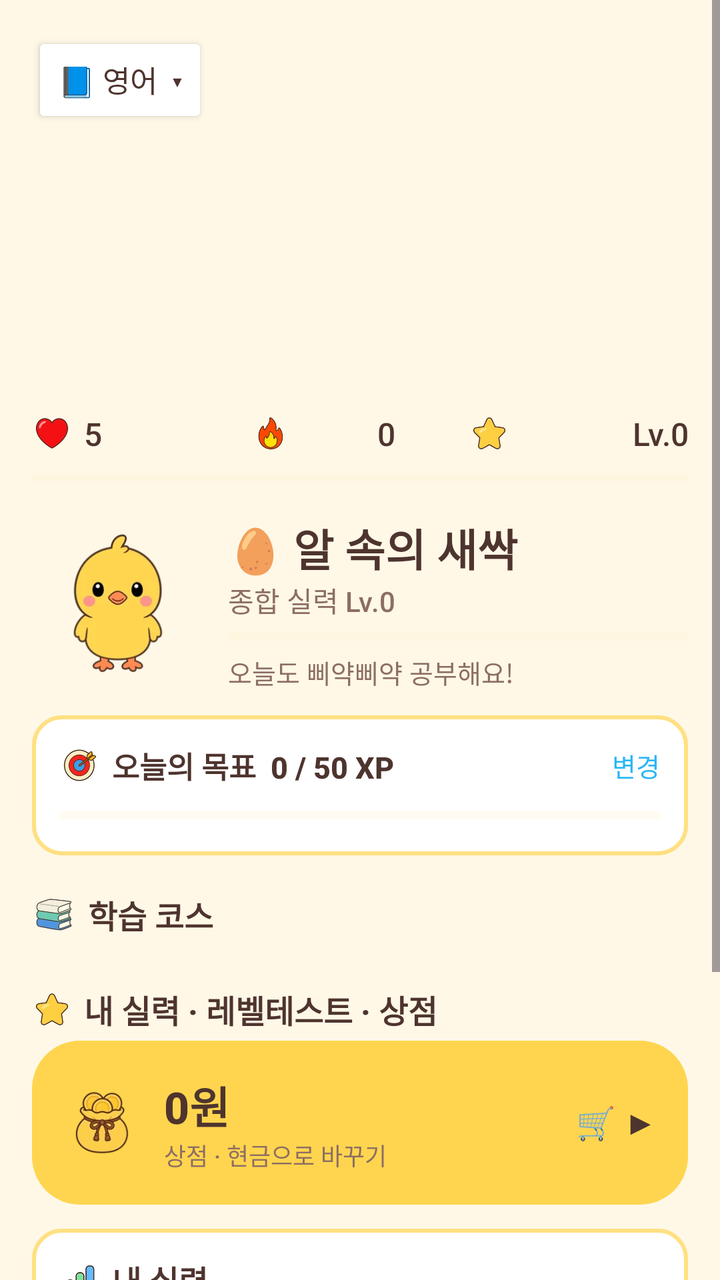
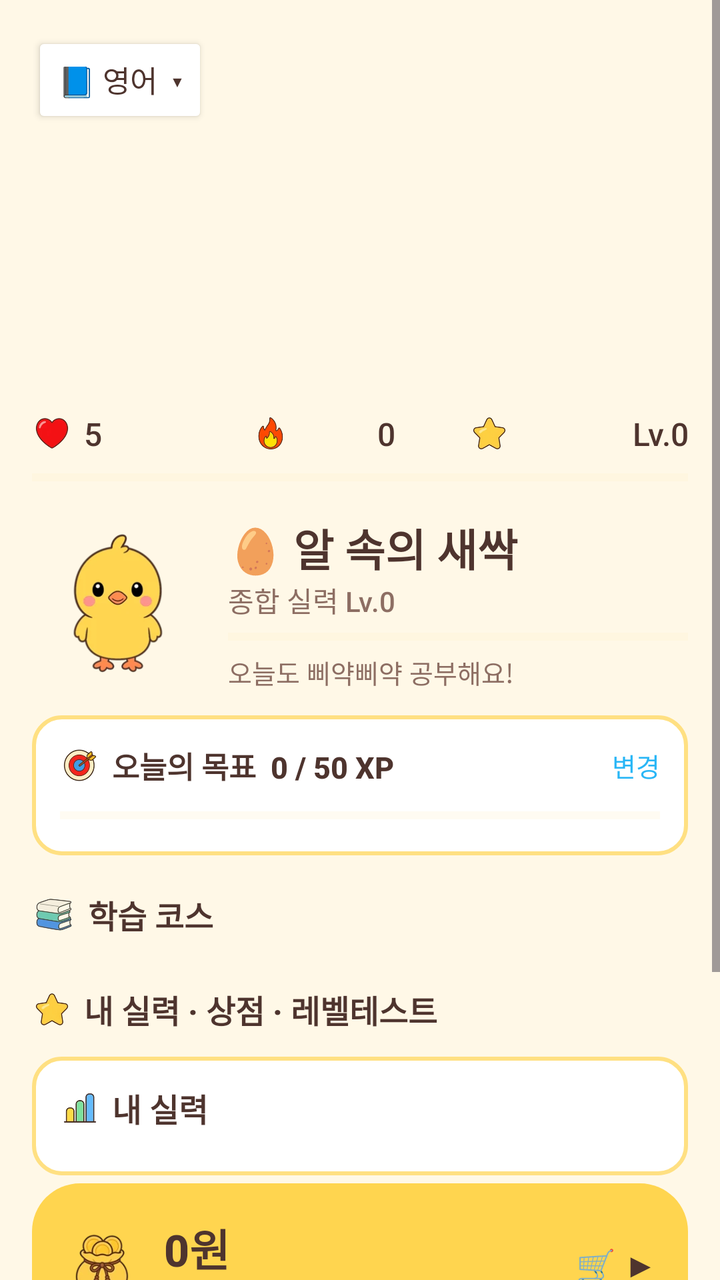

Screens rendered from an Android XML layout before and after an edit, with the pre-edit source and the edit as a unified diff.
<!-- AndroidManifest.xml: application theme Theme.Piyak -->
<!-- res/layout/activity_main.xml -->
<?xml version="1.0" encoding="utf-8"?>
<ScrollView xmlns:android="http://schemas.android.com/apk/res/android"
    android:layout_width="match_parent" android:layout_height="match_parent"
    android:fillViewport="true">

    <LinearLayout
        android:layout_width="match_parent" android:layout_height="wrap_content"
        android:orientation="vertical" android:padding="16dp">

        
        <Button android:id="@+id/btnSwitchSubject"
            android:layout_width="wrap_content" android:layout_height="wrap_content"
            android:text="📘 영어  ▾" android:textSize="15sp"
            android:backgroundTint="@color/white" android:textColor="@color/brown_text" />

        
        <ImageView android:id="@+id/imgBanner"
            android:layout_width="match_parent" android:layout_height="128dp"
            android:layout_marginTop="8dp" android:scaleType="centerCrop"
            android:contentDescription="풍경" />

        
        <LinearLayout
            android:layout_width="match_parent" android:layout_height="wrap_content"
            android:layout_marginTop="6dp"
            android:orientation="horizontal" android:gravity="center_vertical">
            <TextView android:id="@+id/txtHearts" android:layout_width="0dp" android:layout_height="wrap_content"
                android:layout_weight="1" android:textSize="16sp" android:text="5"
                android:drawableStart="@drawable/ic_heart" android:drawablePadding="6dp" android:drawableTint="@null" />
            <TextView android:id="@+id/txtStreak" android:layout_width="0dp" android:layout_height="wrap_content"
                android:layout_weight="1" android:gravity="center" android:textSize="16sp" android:text="0"
                android:drawableStart="@drawable/ic_streak" android:drawablePadding="6dp" android:drawableTint="@null" />
            <TextView android:id="@+id/txtLevel" android:layout_width="0dp" android:layout_height="wrap_content"
                android:layout_weight="1" android:gravity="end" android:textSize="16sp" android:text="Lv.0"
                android:drawableStart="@drawable/ic_level" android:drawablePadding="6dp" android:drawableTint="@null" />
        </LinearLayout>

        <ProgressBar android:id="@+id/xpBar" style="?android:attr/progressBarStyleHorizontal"
            android:layout_width="match_parent" android:layout_height="10dp"
            android:layout_marginTop="6dp" android:max="100"
            android:progressTint="@color/chick_yellow_deep" android:progressBackgroundTint="@color/cream_dark" />

        
        <LinearLayout
            android:layout_width="match_parent" android:layout_height="wrap_content"
            android:orientation="horizontal" android:gravity="center_vertical"
            android:layout_marginTop="14dp">
            <ImageView android:id="@+id/imgMascot" android:layout_width="86dp" android:layout_height="86dp"
                android:src="@drawable/ck_idle" android:contentDescription="삐약이" />
            <LinearLayout android:layout_width="0dp" android:layout_height="wrap_content"
                android:layout_weight="1" android:orientation="vertical" android:layout_marginStart="12dp">
                <TextView android:id="@+id/txtRank" android:layout_width="wrap_content" android:layout_height="wrap_content"
                    android:text="🥚 알 속의 새싹" android:textSize="22sp" android:textStyle="bold" />
                <TextView android:id="@+id/txtOverall" android:layout_width="wrap_content" android:layout_height="wrap_content"
                    android:text="종합 실력 Lv.0" android:textSize="14sp" android:textColor="@color/brown_soft" />
                <ProgressBar android:id="@+id/rankBar" style="?android:attr/progressBarStyleHorizontal"
                    android:layout_width="match_parent" android:layout_height="8dp"
                    android:layout_marginTop="4dp" android:max="100"
                    android:progressTint="@color/chick_yellow_deep" android:progressBackgroundTint="@color/cream_dark" />
                <TextView android:id="@+id/txtGreeting" android:layout_width="wrap_content" android:layout_height="wrap_content"
                    android:layout_marginTop="4dp"
                    android:text="오늘도 삐약삐약 공부해요!" android:textSize="13sp" android:textColor="@color/brown_soft" />
            </LinearLayout>
        </LinearLayout>

        
        <LinearLayout android:id="@+id/goalBox"
            android:layout_width="match_parent" android:layout_height="wrap_content"
            android:orientation="vertical" android:layout_marginTop="12dp"
            android:padding="14dp" android:background="@drawable/bg_tile">
            <LinearLayout android:layout_width="match_parent" android:layout_height="wrap_content"
                android:orientation="horizontal" android:gravity="center_vertical">
                <TextView android:id="@+id/txtGoal" android:layout_width="0dp" android:layout_height="wrap_content"
                    android:layout_weight="1" android:text="오늘의 목표  0 / 50 XP" android:drawableStart="@drawable/ic_goal" android:drawablePadding="6dp" android:drawableTint="@null"
                    android:textSize="15sp" android:textStyle="bold" />
                <TextView android:id="@+id/txtGoalEdit" android:layout_width="wrap_content" android:layout_height="wrap_content"
                    android:text="변경" android:textSize="13sp" android:textColor="@color/sky_deep" />
            </LinearLayout>
            <ProgressBar android:id="@+id/goalBar" style="?android:attr/progressBarStyleHorizontal"
                android:layout_width="match_parent" android:layout_height="12dp"
                android:layout_marginTop="8dp" android:max="100"
                android:progressTint="@color/coral" android:progressBackgroundTint="@color/cream_dark" />
        </LinearLayout>

        
        <TextView android:layout_width="wrap_content" android:layout_height="wrap_content"
            android:layout_marginTop="18dp" android:text="학습 코스" android:drawableStart="@drawable/ic_course" android:drawablePadding="6dp" android:drawableTint="@null"
            android:textSize="16sp" android:textStyle="bold" />
        <LinearLayout android:id="@+id/tracksBox"
            android:layout_width="match_parent" android:layout_height="wrap_content"
            android:orientation="vertical" android:layout_marginTop="4dp" />

        
        <TextView android:layout_width="wrap_content" android:layout_height="wrap_content"
            android:layout_marginTop="20dp" android:text="내 실력 · 레벨테스트 · 상점"
            android:drawableStart="@drawable/ic_level" android:drawablePadding="6dp" android:drawableTint="@null"
            android:textSize="16sp" android:textStyle="bold" />

        
        <LinearLayout android:id="@+id/cardWallet"
            android:layout_width="match_parent" android:layout_height="wrap_content"
            android:orientation="horizontal" android:gravity="center_vertical"
            android:layout_marginTop="4dp" android:padding="16dp"
            android:background="@drawable/bg_wallet">
            <ImageView android:layout_width="38dp" android:layout_height="38dp"
                android:src="@drawable/ui_coin" android:contentDescription="용돈" />
            <LinearLayout android:layout_width="0dp" android:layout_height="wrap_content"
                android:layout_weight="1" android:orientation="vertical" android:layout_marginStart="12dp">
                <TextView android:id="@+id/txtCoins" android:layout_width="wrap_content" android:layout_height="wrap_content"
                    android:text="0원" android:textSize="22sp" android:textStyle="bold"
                    android:textColor="@color/brown_text" />
                <TextView android:layout_width="wrap_content" android:layout_height="wrap_content"
                    android:text="상점 · 현금으로 바꾸기" android:textSize="12sp"
                    android:textColor="@color/brown_soft" />
            </LinearLayout>
            <TextView android:layout_width="wrap_content" android:layout_height="wrap_content"
                android:text="🛒 ▶" android:textSize="16sp" android:textStyle="bold"
                android:textColor="@color/brown_text" />
        </LinearLayout>

        

        

        
        <LinearLayout
            android:layout_width="match_parent" android:layout_height="wrap_content"
            android:orientation="vertical" android:layout_marginTop="12dp"
            android:padding="14dp" android:background="@drawable/bg_tile">
            <LinearLayout android:layout_width="match_parent" android:layout_height="wrap_content"
                android:orientation="horizontal" android:gravity="center_vertical">
                <TextView android:layout_width="0dp" android:layout_height="wrap_content" android:layout_weight="1"
                    android:text="내 실력" android:textSize="16sp" android:drawableStart="@drawable/ic_stats" android:drawablePadding="6dp" android:drawableTint="@null" android:textStyle="bold" />
                <TextView android:id="@+id/txtWeakest" android:layout_width="wrap_content" android:layout_height="wrap_content"
                    android:textSize="12sp" android:textColor="@color/brown_soft" />
            </LinearLayout>
            <LinearLayout android:id="@+id/skillsBox"
                android:layout_width="match_parent" android:layout_height="wrap_content"
                android:orientation="vertical" android:layout_marginTop="8dp" />
        </LinearLayout>

        
        <LinearLayout
            android:id="@+id/bannerPlacement"
            android:layout_width="match_parent" android:layout_height="wrap_content"
            android:layout_marginTop="14dp" android:background="@drawable/bg_banner"
            android:orientation="horizontal" android:padding="16dp" android:gravity="center_vertical">
            <TextView android:id="@+id/txtPlacement"
                android:layout_width="0dp" android:layout_height="wrap_content" android:layout_weight="1"
                android:drawableStart="@drawable/ic_goal" android:drawablePadding="6dp" android:drawableTint="@null" android:text="레벨테스트로 내 위치 찾기!\n25문제로 딱 맞는 레벨을 정해줘요"
                android:textColor="@color/white" android:textSize="15sp" android:textStyle="bold" />
            <TextView android:layout_width="wrap_content" android:layout_height="wrap_content"
                android:text="GO ▶" android:textColor="@color/white" android:textSize="18sp" android:textStyle="bold" />
        </LinearLayout>

        
        <LinearLayout
            android:layout_width="match_parent" android:layout_height="wrap_content"
            android:orientation="horizontal" android:layout_marginTop="12dp">
            <LinearLayout android:id="@+id/btnReview" android:layout_width="0dp" android:layout_height="52dp"
                android:layout_weight="1"
                android:orientation="horizontal" android:gravity="center"
                android:background="@drawable/bg_card_soft"
                android:clickable="true" android:focusable="true">
                <ImageView android:layout_width="22dp" android:layout_height="22dp"
                    android:src="@drawable/ui_review" android:contentDescription="오답 0" />
                <TextView android:id="@+id/txtReview" android:layout_width="wrap_content" android:layout_height="wrap_content"
                    android:layout_marginStart="5dp" android:text="오답 0" android:textSize="14sp"
                    android:textColor="@color/brown_text" />
            </LinearLayout>
            <LinearLayout android:id="@+id/btnStats" android:layout_width="0dp" android:layout_height="52dp"
                android:layout_weight="1" android:layout_marginStart="8dp"
                android:orientation="horizontal" android:gravity="center"
                android:background="@drawable/bg_card_soft"
                android:clickable="true" android:focusable="true">
                <ImageView android:layout_width="22dp" android:layout_height="22dp"
                    android:src="@drawable/ui_stats" android:contentDescription="통계" />
                <TextView android:id="@+id/txtStats" android:layout_width="wrap_content" android:layout_height="wrap_content"
                    android:layout_marginStart="5dp" android:text="통계" android:textSize="14sp"
                    android:textColor="@color/brown_text" />
            </LinearLayout>
            <LinearLayout android:id="@+id/btnSettings" android:layout_width="0dp" android:layout_height="52dp"
                android:layout_weight="1" android:layout_marginStart="8dp"
                android:orientation="horizontal" android:gravity="center"
                android:background="@drawable/bg_card_soft"
                android:clickable="true" android:focusable="true">
                <ImageView android:layout_width="22dp" android:layout_height="22dp"
                    android:src="@drawable/ui_settings" android:contentDescription="설정" />
                <TextView android:id="@+id/txtSettings" android:layout_width="wrap_content" android:layout_height="wrap_content"
                    android:layout_marginStart="5dp" android:text="설정" android:textSize="14sp"
                    android:textColor="@color/brown_text" />
            </LinearLayout>
        </LinearLayout>
    </LinearLayout>
</ScrollView>
<!-- resources referenced by this layout -->
<resources>
  <color name="brown_soft">#8D6E63</color>
  <color name="brown_text">#4E342E</color>
  <color name="chick_yellow_deep">#FFB300</color>
  <color name="coral">#FF8A80</color>
  <color name="cream_dark">#FFF0CC</color>
  <color name="sky_deep">#29B6F6</color>
  <color name="white">#FFFFFF</color>
  <!-- drawable bg_banner (drawable) -->
  <?xml version="1.0" encoding="utf-8"?>
  <shape xmlns:android="http://schemas.android.com/apk/res/android" android:shape="rectangle">
      <solid android:color="@color/lavender"/>
      <corners android:radius="20dp"/>
  </shape>
  <!-- drawable bg_card_soft (drawable) -->
  <?xml version="1.0" encoding="utf-8"?>
  <shape xmlns:android="http://schemas.android.com/apk/res/android" android:shape="rectangle">
      <solid android:color="@color/white" />
      <stroke android:width="2dp" android:color="@color/cream_dark" />
      <corners android:radius="18dp" />
  </shape>
  <!-- drawable bg_tile (drawable) -->
  <?xml version="1.0" encoding="utf-8"?>
  <shape xmlns:android="http://schemas.android.com/apk/res/android" android:shape="rectangle">
      <solid android:color="@color/white"/>
      <stroke android:width="2dp" android:color="@color/tile_border"/>
      <corners android:radius="14dp"/>
  </shape>
  <!-- drawable bg_wallet (drawable) -->
  <?xml version="1.0" encoding="utf-8"?>
  <shape xmlns:android="http://schemas.android.com/apk/res/android" android:shape="rectangle">
      <solid android:color="@color/chick_yellow"/>
      <corners android:radius="24dp"/>
  </shape>
  <!-- drawable ic_course (drawable) -->
  <?xml version="1.0" encoding="utf-8"?>
  <layer-list xmlns:android="http://schemas.android.com/apk/res/android">
      <item android:width="22dp" android:height="22dp" android:gravity="center">
          <bitmap android:src="@drawable/ui_course" />
      </item>
  </layer-list>
  <!-- drawable ic_goal (drawable) -->
  <?xml version="1.0" encoding="utf-8"?>
  <layer-list xmlns:android="http://schemas.android.com/apk/res/android">
      <item android:width="20dp" android:height="20dp" android:gravity="center">
          <bitmap android:src="@drawable/ui_goal" />
      </item>
  </layer-list>
  <!-- drawable ic_heart (drawable) -->
  <?xml version="1.0" encoding="utf-8"?>
  <layer-list xmlns:android="http://schemas.android.com/apk/res/android">
      <item android:width="20dp" android:height="20dp" android:gravity="center">
          <bitmap android:src="@drawable/ui_heart" />
      </item>
  </layer-list>
  <!-- drawable ic_level (drawable) -->
  <?xml version="1.0" encoding="utf-8"?>
  <layer-list xmlns:android="http://schemas.android.com/apk/res/android">
      <item android:width="20dp" android:height="20dp" android:gravity="center">
          <bitmap android:src="@drawable/ui_level" />
      </item>
  </layer-list>
  <!-- drawable ic_stats (drawable) -->
  <?xml version="1.0" encoding="utf-8"?>
  <layer-list xmlns:android="http://schemas.android.com/apk/res/android">
      <item android:width="20dp" android:height="20dp" android:gravity="center">
          <bitmap android:src="@drawable/ui_stats" />
      </item>
  </layer-list>
  <!-- drawable ic_streak (drawable) -->
  <?xml version="1.0" encoding="utf-8"?>
  <layer-list xmlns:android="http://schemas.android.com/apk/res/android">
      <item android:width="20dp" android:height="20dp" android:gravity="center">
          <bitmap android:src="@drawable/ui_streak" />
      </item>
  </layer-list>
  <color name="lavender">#B39DDB</color>
  <color name="tile_border">#FFE082</color>
  <color name="chick_yellow">#FFD54F</color>
  <color name="cream">#FFF8E7</color>
</resources>

<!-- the commit's change to res/layout/activity_main.xml (unified diff, before → after) -->
@@ -92,9 +92,26 @@
 
         
         <TextView android:layout_width="wrap_content" android:layout_height="wrap_content"
-            android:layout_marginTop="20dp" android:text="내 실력 · 레벨테스트 · 상점"
+            android:layout_marginTop="20dp" android:text="내 실력 · 상점 · 레벨테스트"
             android:drawableStart="@drawable/ic_level" android:drawablePadding="6dp" android:drawableTint="@null"
             android:textSize="16sp" android:textStyle="bold" />
+
+        
+        <LinearLayout
+            android:layout_width="match_parent" android:layout_height="wrap_content"
+            android:orientation="vertical" android:layout_marginTop="12dp"
+            android:padding="14dp" android:background="@drawable/bg_tile">
+            <LinearLayout android:layout_width="match_parent" android:layout_height="wrap_content"
+                android:orientation="horizontal" android:gravity="center_vertical">
+                <TextView android:layout_width="0dp" android:layout_height="wrap_content" android:layout_weight="1"
+                    android:text="내 실력" android:textSize="16sp" android:drawableStart="@drawable/ic_stats" android:drawablePadding="6dp" android:drawableTint="@null" android:textStyle="bold" />
+                <TextView android:id="@+id/txtWeakest" android:layout_width="wrap_content" android:layout_height="wrap_content"
+                    android:textSize="12sp" android:textColor="@color/brown_soft" />
+            </LinearLayout>
+            <LinearLayout android:id="@+id/skillsBox"
+                android:layout_width="match_parent" android:layout_height="wrap_content"
+                android:orientation="vertical" android:layout_marginTop="8dp" />
+        </LinearLayout>
 
         
         <LinearLayout android:id="@+id/cardWallet"
@@ -121,23 +138,6 @@
         
 
         
-
-        
-        <LinearLayout
-            android:layout_width="match_parent" android:layout_height="wrap_content"
-            android:orientation="vertical" android:layout_marginTop="12dp"
-            android:padding="14dp" android:background="@drawable/bg_tile">
-            <LinearLayout android:layout_width="match_parent" android:layout_height="wrap_content"
-                android:orientation="horizontal" android:gravity="center_vertical">
-                <TextView android:layout_width="0dp" android:layout_height="wrap_content" android:layout_weight="1"
-                    android:text="내 실력" android:textSize="16sp" android:drawableStart="@drawable/ic_stats" android:drawablePadding="6dp" android:drawableTint="@null" android:textStyle="bold" />
-                <TextView android:id="@+id/txtWeakest" android:layout_width="wrap_content" android:layout_height="wrap_content"
-                    android:textSize="12sp" android:textColor="@color/brown_soft" />
-            </LinearLayout>
-            <LinearLayout android:id="@+id/skillsBox"
-                android:layout_width="match_parent" android:layout_height="wrap_content"
-                android:orientation="vertical" android:layout_marginTop="8dp" />
-        </LinearLayout>
 
         
         <LinearLayout
